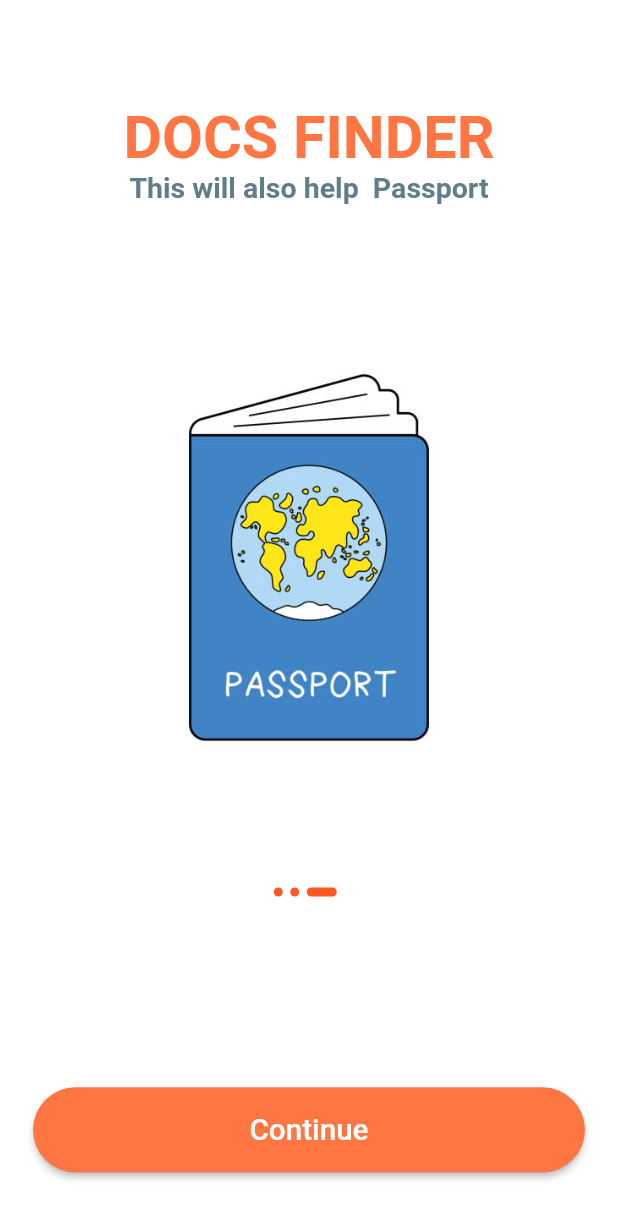
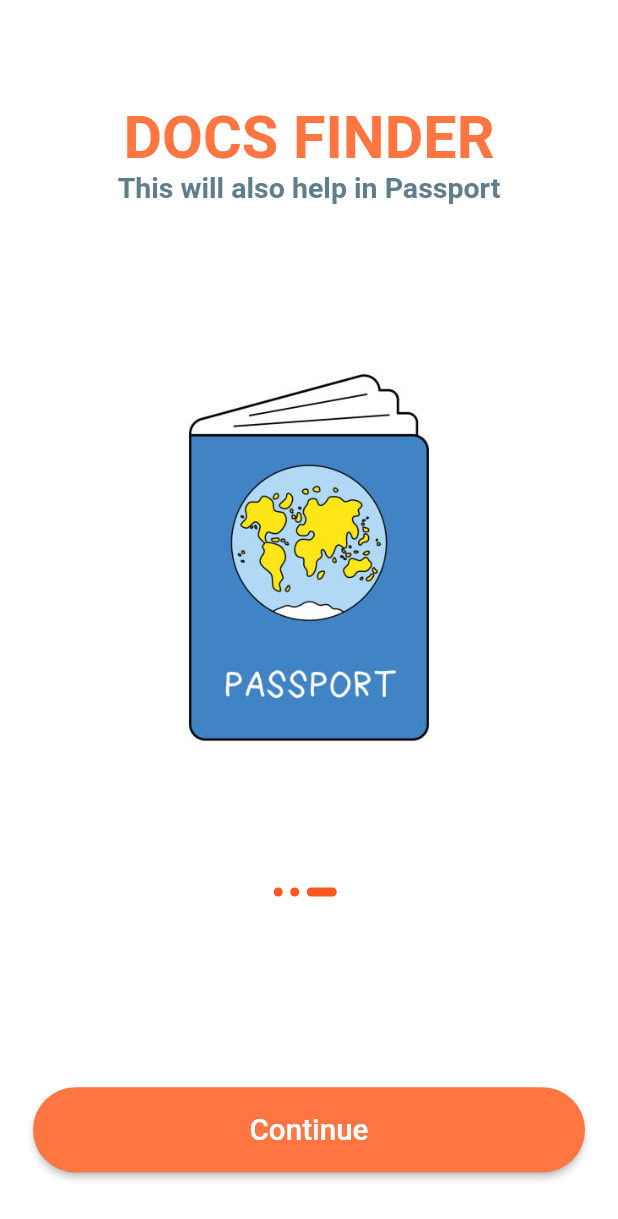
Before and after one commit to iHamza7/My-FYP-Project, a Flutter app: the screen it shows after launch, swiped to page 3, on a phone screen of 412 x 824 dp. Shown: the top 1219 px of the screen. Run offline on Flutter 3.47's test engine with Material 2 defaults, Android fonts, the phone set to English and light mode, and no system bars; our stand-ins replace image_picker; missing offline and left inert: cnic_scanner.

Commit message:
lib changed

```diff
--- a/lib/components/body.dart
+++ b/lib/components/body.dart
@@ -25,7 +25,7 @@ class _BodyState extends State<Body> {
       "image": "assets/images/pro1.jpg",
     },
     {
-      "text": "This will also help  Passport",
+      "text": "This will also help in Passport",
       "image": "assets/images/pro3.jpg",
     },
   ];
```
